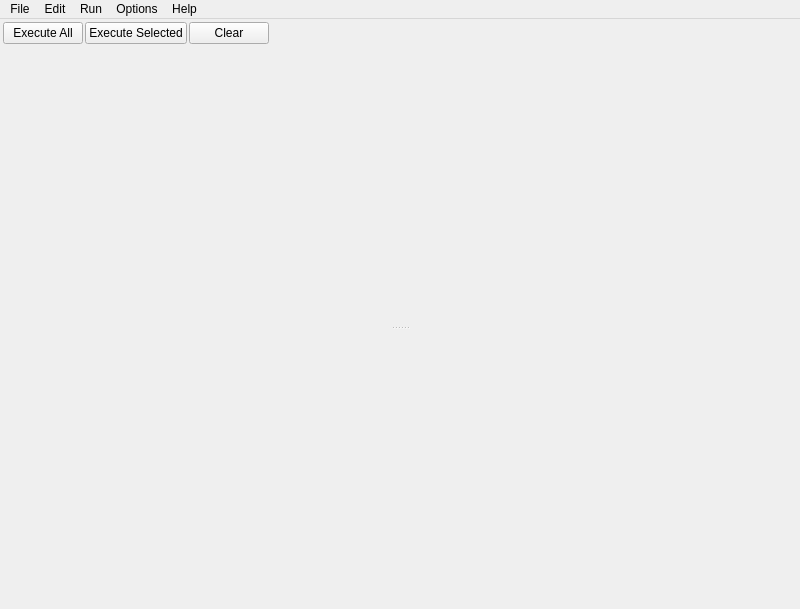
Above: pw_multiScriptEditor/widgets/scriptEditor.ui from paulwinex/pw_MultiScriptEditor before the change. Below: the same form after it.
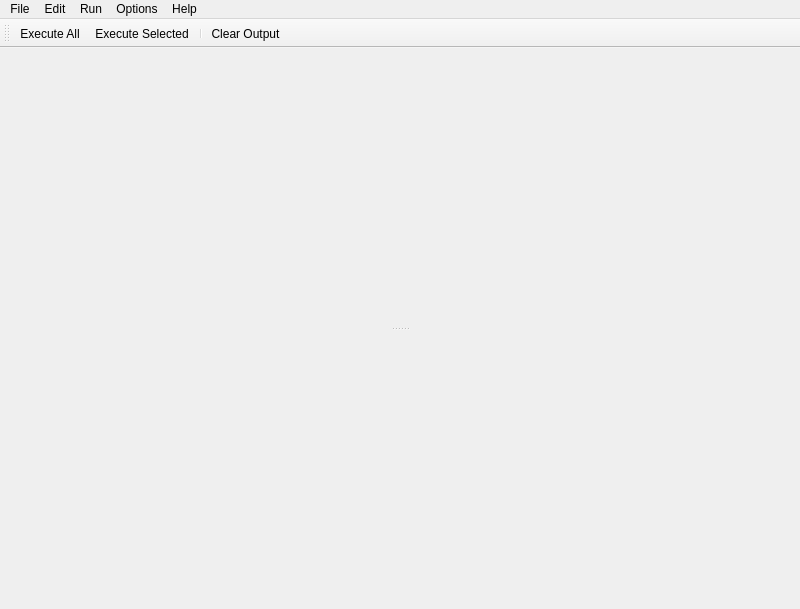
That is the form after the change.

Commit message: Replace button to ToolBar. Fix button for OS X

Patch:
```diff
--- a/pw_multiScriptEditor/widgets/scriptEditor.ui
+++ b/pw_multiScriptEditor/widgets/scriptEditor.ui
@@ -33,69 +33,6 @@
        <property name="margin">
         <number>3</number>
        </property>
-       <item>
-        <widget class="QFrame" name="frame">
-         <property name="frameShape">
-          <enum>QFrame::NoFrame</enum>
-         </property>
-         <property name="frameShadow">
-          <enum>QFrame::Raised</enum>
-         </property>
-         <layout class="QHBoxLayout" name="horizontalLayout_2">
-          <property name="spacing">
-           <number>2</number>
-          </property>
-          <property name="margin">
-           <number>0</number>
-          </property>
-          <item>
-           <widget class="QPushButton" name="executeAll_btn">
-            <property name="toolTip">
-             <string>Execute all code in current tab
-</string>
-            </property>
-            <property name="text">
-             <string>Execute All</string>
-            </property>
-           </widget>
-          </item>
-          <item>
-           <widget class="QPushButton" name="executeSel_btn">
-            <property name="toolTip">
-             <string>Execute selected code in current tab
-</string>
-            </property>
-            <property name="text">
-             <string>Execute Selected</string>
-            </property>
-           </widget>
-          </item>
-          <item>
-           <widget class="QPushButton" name="clearHistory_btn">
-            <property name="toolTip">
-             <string>Clear output window</string>
-            </property>
-            <property name="text">
-             <string>Clear</string>
-            </property>
-           </widget>
-          </item>
-          <item>
-           <spacer name="horizontalSpacer">
-            <property name="orientation">
-             <enum>Qt::Horizontal</enum>
-            </property>
-            <property name="sizeHint" stdset="0">
-             <size>
-              <width>40</width>
-              <height>20</height>
-             </size>
-            </property>
-           </spacer>
-          </item>
-         </layout>
-        </widget>
-       </item>
        <item>
         <widget class="QSplitter" name="splitter">
          <property name="orientation">
@@ -203,6 +140,21 @@
    <addaction name="options_menu"/>
    <addaction name="help_menu"/>
   </widget>
+  <widget class="QToolBar" name="toolBar">
+   <property name="windowTitle">
+    <string>toolBar</string>
+   </property>
+   <attribute name="toolBarArea">
+    <enum>TopToolBarArea</enum>
+   </attribute>
+   <attribute name="toolBarBreak">
+    <bool>false</bool>
+   </attribute>
+   <addaction name="execAll_act"/>
+   <addaction name="execSel_act"/>
+   <addaction name="separator"/>
+   <addaction name="clearHistory_act"/>
+  </widget>
   <action name="clearHistory_act">
    <property name="text">
     <string>Clear Output</string>
```
The commit also changes 3 other files.
